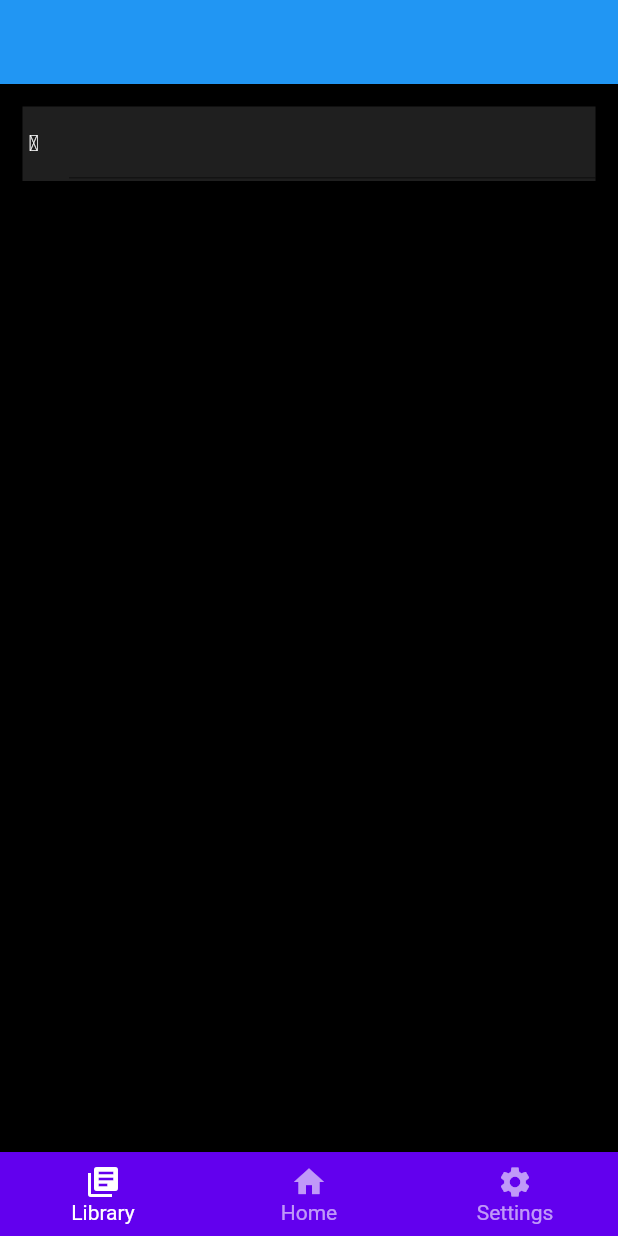
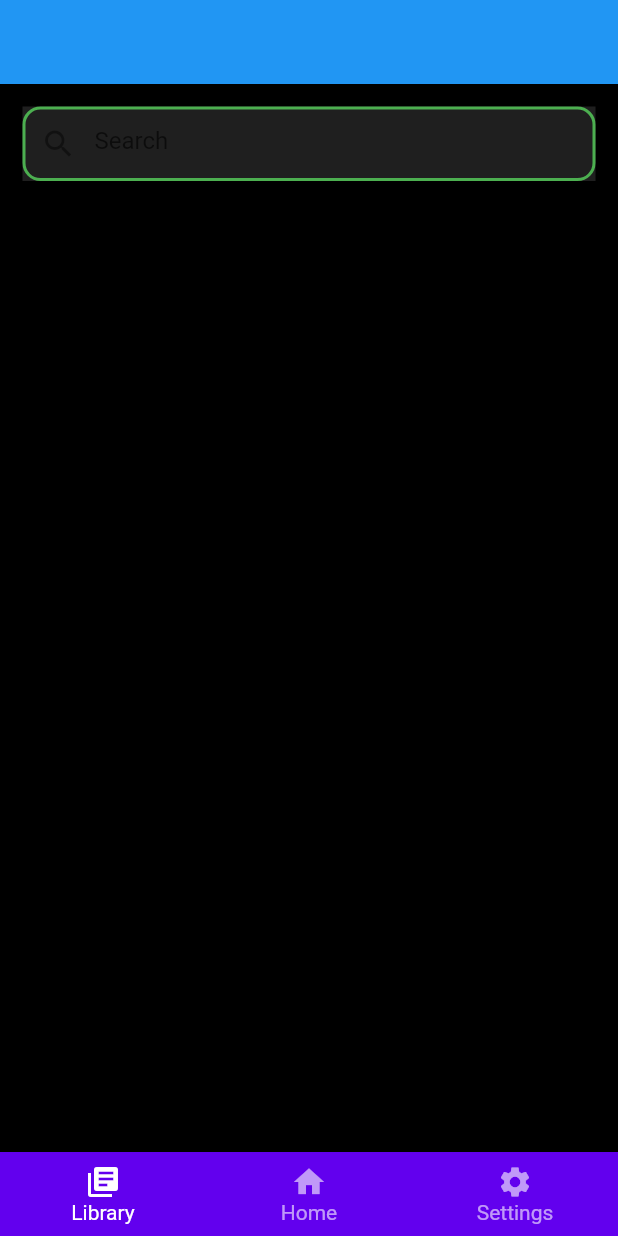
Before and after one commit to souranild/onevid, a Flutter app: the screen it shows after launch, on a phone screen of 412 x 824 dp. Run offline on Flutter 3.47's test engine with Material 2 defaults, Android fonts, the light colour scheme and no system bars.

Commit message:
Search bar fix #1

```diff
--- a/lib/screens/home.dart
+++ b/lib/screens/home.dart
@@ -23,19 +23,23 @@ class _HomeState extends State<Home> {
           Expanded(
             flex: 1,
             child: Container(
-              margin: EdgeInsets.fromLTRB(15, 15, 15, 0),
-              color: Color(0xFF1F1F1F),
-              child: TextField(
+                margin: EdgeInsets.fromLTRB(15, 15, 15, 0),
+                color: Color(0xFF1F1F1F),
+                child: TextField(
                   decoration: InputDecoration(
-                icon: Icon(
-                  IconData(
-                    0xe5d2,
+                    hintText: 'Search',
+                    fillColor: Colors.white70,
+                    prefixIcon: Icon(Icons.search),
+                    enabledBorder: OutlineInputBorder(
+                      borderRadius: BorderRadius.all(Radius.circular(12.0)),
+                      borderSide: BorderSide(color: Colors.green, width: 2),
+                    ),
+                    focusedBorder: OutlineInputBorder(
+                      borderRadius: BorderRadius.all(Radius.circular(10.0)),
+                      borderSide: BorderSide(color: Colors.green, width: 2),
+                    ),
                   ),
-                  color: Colors.white,
-                  size: 15,
-                ),
-              )),
-            ),
+                )),
           ),
           Expanded(
               flex: 5,
```
